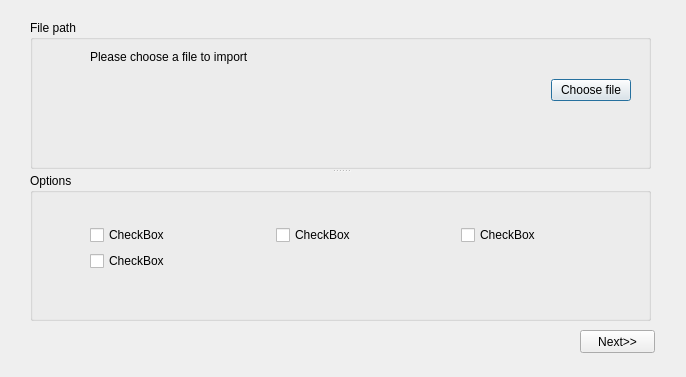
Old version of the form ui/Import.ui in the repository Team-544/dbas-lte.
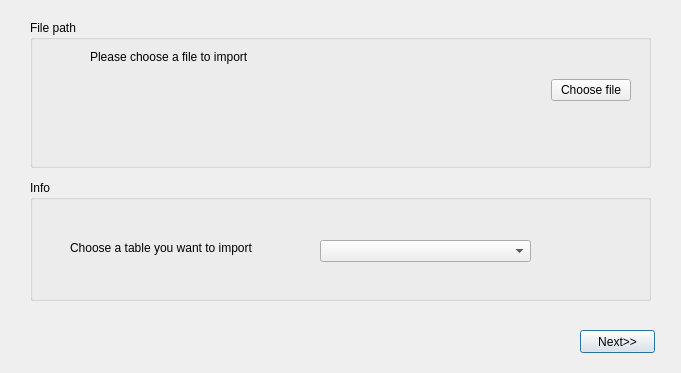
New version of the form.

```diff
--- a/ui/Import.ui
+++ b/ui/Import.ui
@@ -6,8 +6,8 @@
    <rect>
     <x>0</x>
     <y>0</y>
-    <width>686</width>
-    <height>377</height>
+    <width>681</width>
+    <height>373</height>
    </rect>
   </property>
   <property name="windowTitle">
@@ -26,19 +26,64 @@
     <number>0</number>
    </property>
    <widget class="QWidget" name="page">
-    <widget class="QSplitter" name="splitter">
+    <widget class="QPushButton" name="pushButton_2">
+     <property name="geometry">
+      <rect>
+       <x>570</x>
+       <y>320</y>
+       <width>75</width>
+       <height>23</height>
+      </rect>
+     </property>
+     <property name="text">
+      <string>Next&gt;&gt;</string>
+     </property>
+    </widget>
+    <widget class="QGroupBox" name="groupBox_3">
      <property name="geometry">
       <rect>
        <x>20</x>
-       <y>10</y>
+       <y>170</y>
        <width>621</width>
-       <height>301</height>
+       <height>121</height>
       </rect>
      </property>
-     <property name="orientation">
-      <enum>Qt::Vertical</enum>
+     <property name="title">
+      <string>Info</string>
      </property>
+     <widget class="QComboBox" name="comboBox">
+      <property name="geometry">
+       <rect>
+        <x>290</x>
+        <y>60</y>
+        <width>211</width>
+        <height>22</height>
+       </rect>
+      </property>
+     </widget>
+     <widget class="QLabel" name="label_3">
+      <property name="geometry">
+       <rect>
+        <x>40</x>
+        <y>60</y>
+        <width>211</width>
+        <height>16</height>
+       </rect>
+      </property>
+      <property name="text">
+       <string>Choose a table you want to import</string>
+      </property>
+     </widget>
+    </widget>
      <widget class="QGroupBox" name="groupBox">
+     <property name="geometry">
+      <rect>
+       <x>20</x>
+       <y>10</y>
+       <width>621</width>
+       <height>148</height>
+      </rect>
+     </property>
       <property name="title">
        <string>File path</string>
       </property>
@@ -106,123 +151,8 @@
        </layout>
       </widget>
      </widget>
-     <widget class="QGroupBox" name="groupBox_2">
-      <property name="title">
-       <string>Options</string>
-      </property>
-      <widget class="QWidget" name="verticalLayoutWidget_2">
-       <property name="geometry">
-        <rect>
-         <x>20</x>
-         <y>20</y>
-         <width>591</width>
-         <height>111</height>
-        </rect>
-       </property>
-       <layout class="QVBoxLayout" name="verticalLayout_2">
-        <item>
-         <layout class="QGridLayout" name="gridLayout_2">
-          <item row="0" column="2">
-           <widget class="QCheckBox" name="checkBox_3">
-            <property name="text">
-             <string>CheckBox</string>
-            </property>
-           </widget>
-          </item>
-          <item row="0" column="1">
-           <widget class="QCheckBox" name="checkBox">
-            <property name="text">
-             <string>CheckBox</string>
-            </property>
-           </widget>
-          </item>
-          <item row="1" column="1">
-           <widget class="QCheckBox" name="checkBox_4">
-            <property name="text">
-             <string>CheckBox</string>
-            </property>
-           </widget>
-          </item>
-          <item row="0" column="3">
-           <widget class="QCheckBox" name="checkBox_2">
-            <property name="text">
-             <string>CheckBox</string>
-            </property>
-           </widget>
-          </item>
-          <item row="0" column="0">
-           <spacer name="horizontalSpacer_3">
-            <property name="orientation">
-             <enum>Qt::Horizontal</enum>
-            </property>
-            <property name="sizeType">
-             <enum>QSizePolicy::Fixed</enum>
-            </property>
-            <property name="sizeHint" stdset="0">
-             <size>
-              <width>40</width>
-              <height>20</height>
-             </size>
-            </property>
-           </spacer>
-          </item>
-         </layout>
-        </item>
-       </layout>
-      </widget>
-     </widget>
-    </widget>
-    <widget class="QPushButton" name="pushButton_2">
-     <property name="geometry">
-      <rect>
-       <x>570</x>
-       <y>320</y>
-       <width>75</width>
-       <height>23</height>
-      </rect>
-     </property>
-     <property name="text">
-      <string>Next&gt;&gt;</string>
-     </property>
-    </widget>
    </widget>
    <widget class="QWidget" name="page_2">
-    <widget class="QGroupBox" name="groupBox_3">
-     <property name="geometry">
-      <rect>
-       <x>20</x>
-       <y>10</y>
-       <width>621</width>
-       <height>301</height>
-      </rect>
-     </property>
-     <property name="title">
-      <string>Info</string>
-     </property>
-     <widget class="QComboBox" name="comboBox">
-      <property name="geometry">
-       <rect>
-        <x>280</x>
-        <y>50</y>
-        <width>211</width>
-        <height>22</height>
-       </rect>
-      </property>
-     </widget>
-     <widget class="QLabel" name="label_3">
-      <property name="geometry">
-       <rect>
-        <x>30</x>
-        <y>50</y>
-        <width>211</width>
-        <height>16</height>
-       </rect>
-      </property>
-      <property name="text">
-       <string>Choose a table you want to import</string>
-      </property>
-     </widget>
-    </widget>
     <widget class="QPushButton" name="pushButton_3">
      <property name="geometry">
       <rect>
```
Left out of the diff: 18 changed lines with no effect on the pictures. Lines whose indentation alone changed are shown as unchanged.
